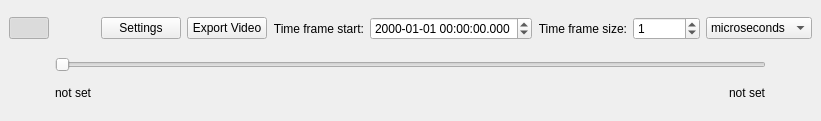
The window that dockwidget2.ui (anitagraser/TimeManager) describes before a commit, drawn with Qt 5.
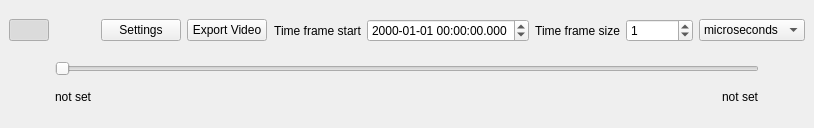
The same window after the commit. Icons and pictures are not drawn.

```diff
--- a/dockwidget2.ui
+++ b/dockwidget2.ui
@@ -6,8 +6,8 @@
    <rect>
     <x>0</x>
     <y>0</y>
-    <width>720</width>
-    <height>121</height>
+    <width>764</width>
+    <height>128</height>
    </rect>
   </property>
   <property name="sizePolicy">
@@ -18,8 +18,8 @@
   </property>
   <property name="minimumSize">
    <size>
-    <width>720</width>
-    <height>121</height>
+    <width>764</width>
+    <height>128</height>
    </size>
   </property>
   <property name="windowTitle">
@@ -121,7 +121,7 @@
       <item>
        <widget class="QLabel" name="label_2">
         <property name="text">
-         <string>Time frame start:</string>
+         <string>Time frame start</string>
         </property>
         <property name="alignment">
          <set>Qt::AlignRight|Qt::AlignTrailing|Qt::AlignVCenter</set>
@@ -138,7 +138,7 @@
       <item>
        <widget class="QLabel" name="label">
         <property name="text">
-         <string>Time frame size:</string>
+         <string>Time frame size</string>
         </property>
         <property name="alignment">
          <set>Qt::AlignRight|Qt::AlignTrailing|Qt::AlignVCenter</set>
```
